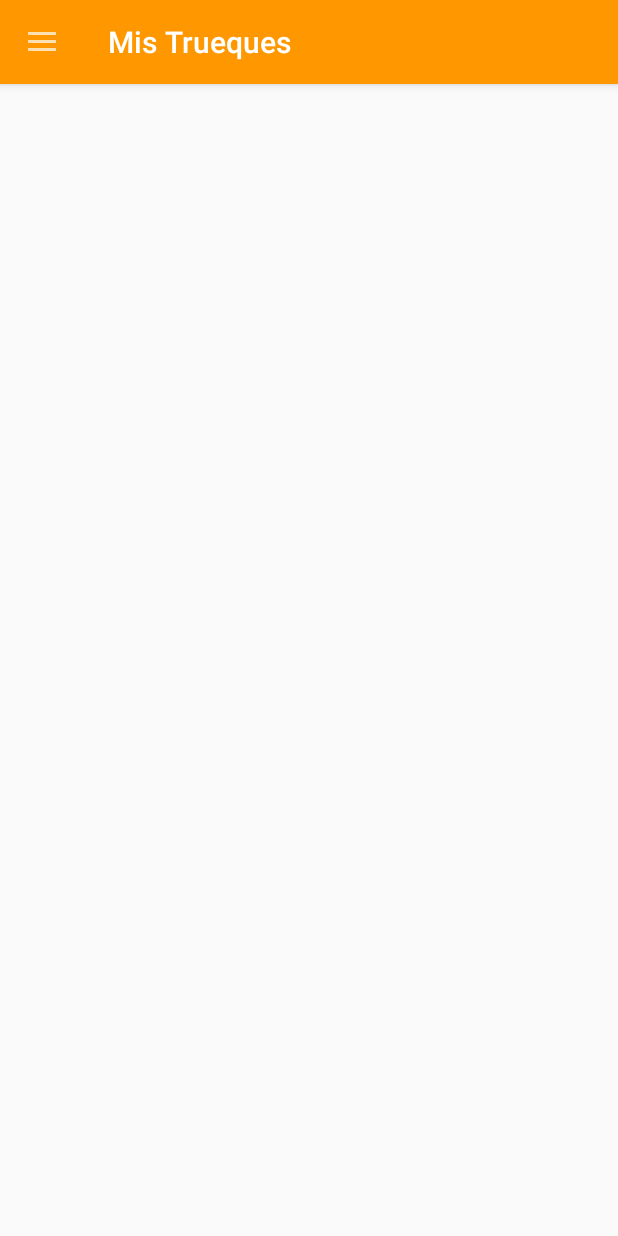
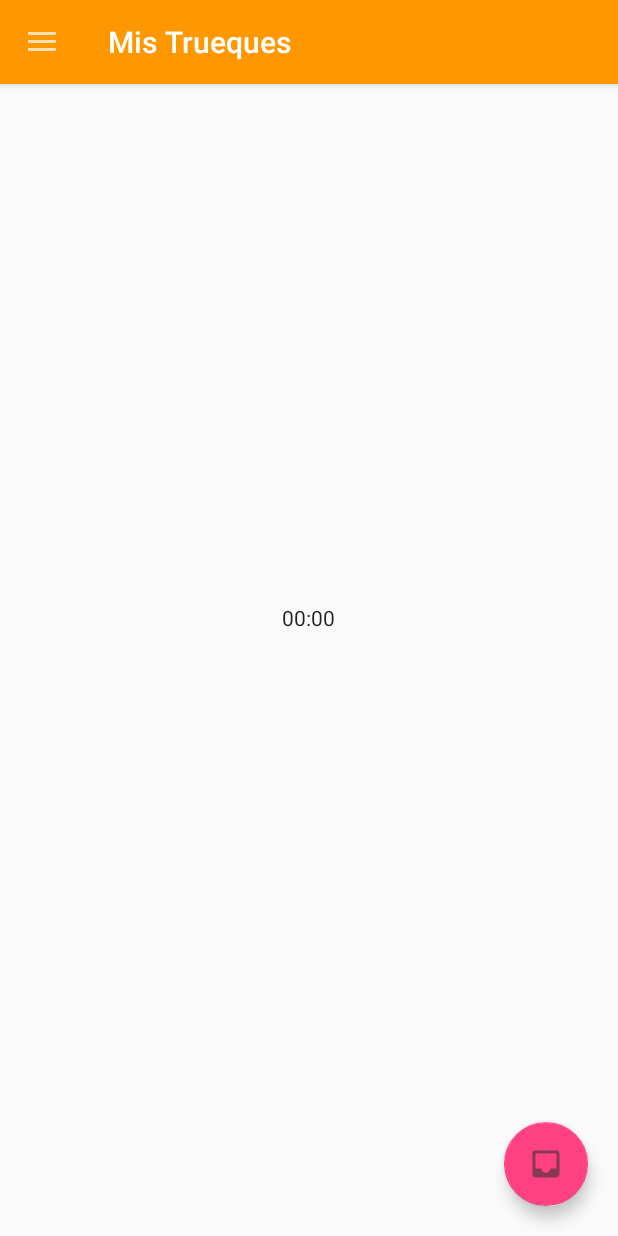
Before and after one commit to marwilc/myTrades, an Android app: the MainActivity screen opened directly, with no data from a screen before it, after a tap on "Inicio", on a phone screen of 412 x 824 dp. Run offline under Robolectric (Android 15) with nearby library versions, the phone set to English and light mode, and no system bars; Roboto replaces fonts that are not available here; 1 statement that could not run was skipped; 1 other tap on this screen came first.

Commit message:
add fragment home

```diff
--- a/MisTrueques/app/src/main/java/com/marwilc/mistrueques/view/MainActivity.java
+++ b/MisTrueques/app/src/main/java/com/marwilc/mistrueques/view/MainActivity.java
@@ -1,5 +1,6 @@
 package com.marwilc.mistrueques.view;
 
+import android.support.v4.app.FragmentManager;
 import android.graphics.Typeface;
 import android.support.annotation.NonNull;
 import android.support.design.widget.NavigationView;
@@ -15,6 +16,7 @@ import android.widget.TextView;
 import android.widget.Toast;
 
 import com.marwilc.mistrueques.R;
+import com.marwilc.mistrueques.view.fragments.HomeFragment;
 
 public class MainActivity extends AppCompatActivity
         implements NavigationView.OnNavigationItemSelectedListener{
@@ -83,6 +85,9 @@ public class MainActivity extends AppCompatActivity
         switch (id){
             case R.id.nav_home:
                 Snackbar.make(this.getCurrentFocus(),R.string.home, Snackbar.LENGTH_LONG).show();
+                HomeFragment homeFragment = new HomeFragment();
+                FragmentManager manager = getSupportFragmentManager();
+                manager.beginTransaction().replace(R.id.relative_layout, homeFragment).commit();
                 break;
 
             case R.id.nav_inbox:
--- /dev/null
+++ b/MisTrueques/app/src/main/java/com/marwilc/mistrueques/view/fragments/HomeFragment.java
@@ -0,0 +1,31 @@
+package com.marwilc.mistrueques.view.fragments;
+
+
+import android.os.Bundle;
+import android.support.v4.app.Fragment;
+import android.view.LayoutInflater;
+import android.view.View;
+import android.view.ViewGroup;
+
+import com.marwilc.mistrueques.R;
+
+
+/**
+ * A simple {@link Fragment} subclass.
+ */
+public class HomeFragment extends Fragment {
+
+
+    public HomeFragment() {
+        // Required empty public constructor
+    }
+
+
+    @Override
+    public View onCreateView(LayoutInflater inflater, ViewGroup container,
+                             Bundle savedInstanceState) {
+        // Inflate the layout for this fragment
+        return inflater.inflate(R.layout.fragment_home, container, false);
+    }
+
+}
--- a/MisTrueques/app/src/main/res/layout/actionbar.xml
+++ b/MisTrueques/app/src/main/res/layout/actionbar.xml
@@ -29,4 +29,17 @@
             />
 
     </android.support.design.widget.AppBarLayout>
+
+    <include layout="@layout/content_main"
+        />
+
+    <android.support.design.widget.FloatingActionButton
+        android:id="@+id/fButtonMain"
+        android:src="@drawable/ic_menu_inbox"
+        android:layout_width="wrap_content"
+        android:layout_height="wrap_content"
+        android:layout_gravity="bottom|end"
+        android:layout_margin="20dp"
+        android:elevation="6dp"
+        />
 </android.support.design.widget.CoordinatorLayout>
--- /dev/null
+++ b/MisTrueques/app/src/main/res/layout/content_main.xml
@@ -0,0 +1,10 @@
+<?xml version="1.0" encoding="utf-8"?>
+<RelativeLayout xmlns:android="http://schemas.android.com/apk/res/android"
+    android:layout_width="match_parent"
+    android:layout_height="match_parent"
+    android:id="@+id/relative_layout"
+    >
+
+
+
+</RelativeLayout>
--- /dev/null
+++ b/MisTrueques/app/src/main/res/layout/fragment_home.xml
@@ -0,0 +1,18 @@
+<RelativeLayout xmlns:android="http://schemas.android.com/apk/res/android"
+    xmlns:app="http://schemas.android.com/apk/res-auto"
+    xmlns:tools="http://schemas.android.com/tools"
+    android:layout_width="match_parent"
+    android:layout_height="match_parent"
+    tools:context="com.marwilc.mistrueques.view.fragments.HomeFragment">
+
+    <!-- TODO: Update blank fragment layout -->
+
+
+    <Chronometer
+        android:id="@+id/chronometer3"
+        android:layout_width="wrap_content"
+        android:layout_height="wrap_content"
+        android:layout_centerHorizontal="true"
+        android:layout_centerVertical="true" />
+
+</RelativeLayout>
--- a/MisTrueques/app/src/main/res/layout/nav_header_main.xml
+++ b/MisTrueques/app/src/main/res/layout/nav_header_main.xml
@@ -17,7 +17,7 @@
         android:id="@+id/image_avatar"
         android:layout_width="80dp"
         android:layout_height="60dp"
-        android:src="@drawable/avatar03"
+        android:src="@drawable/profilefinal"
         />
 
     <TextView
--- a/MisTrueques/app/src/main/res/values/strings.xml
+++ b/MisTrueques/app/src/main/res/values/strings.xml
@@ -18,6 +18,9 @@
     <string name="Menu">Menu Options</string>
     <string name="open">Abrir</string>
     <string name="close">Cerrar</string>
-    <string name="name">John Doe</string>
-    <string name="mail">johndoe@gmail.com</string>
+    <string name="name">Marwil Campos</string>
+    <string name="mail">marwilcampos@gmail.com</string>
+
+    <!-- TODO: Remove or change this placeholder text -->
+    <string name="hello_blank_fragment">Hello blank fragment</string>
 </resources>
```
Also changed, not shown: MisTrueques/app/src/main/res/drawable-hdpi/profilefinal.png (added), MisTrueques/app/src/main/res/drawable-mdpi/profilefinal.png (added), 3 other files.
